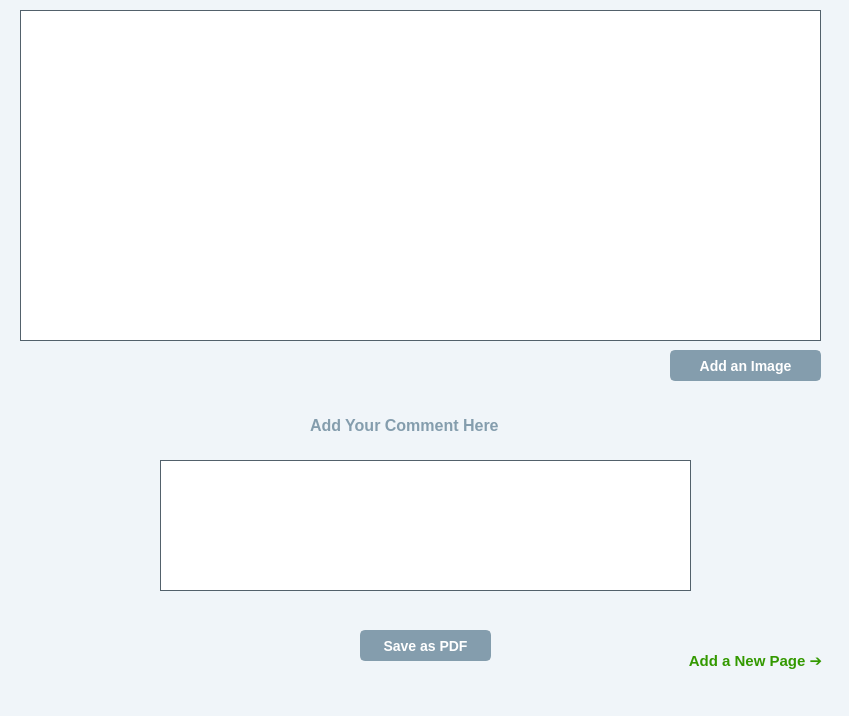
Above: DocumentWindow.ui from lameesmohee/Vital-Signal-Viewer before the change. Below: the same form after it.
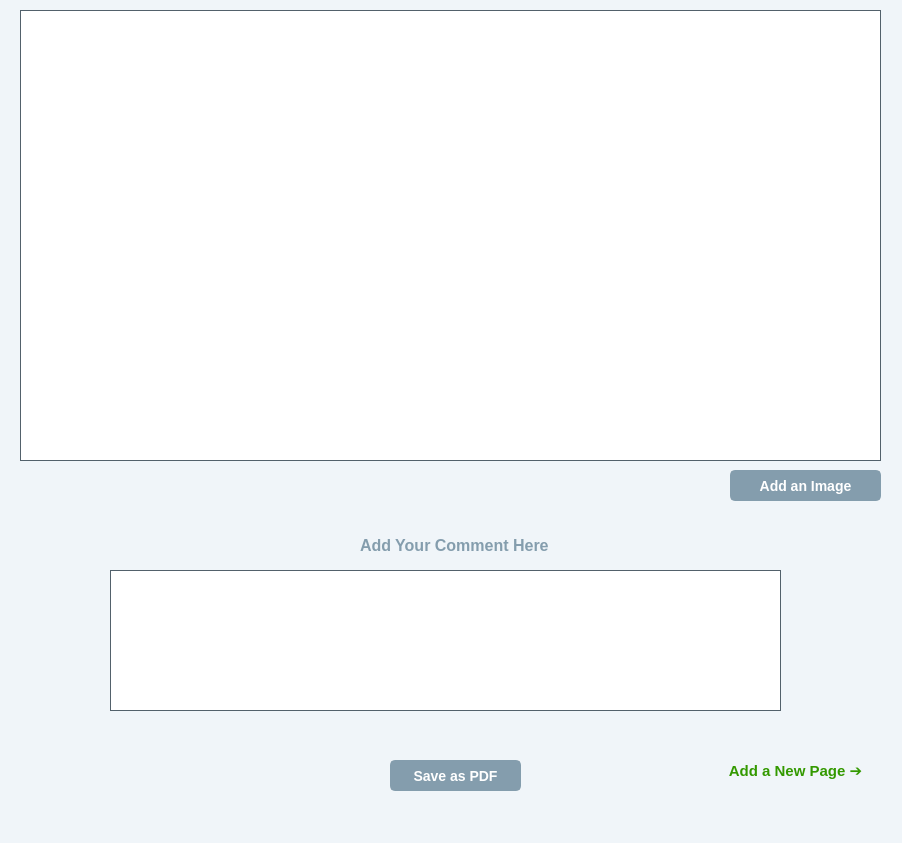
That is the form after the change.

Commit message: added pdf pages and zoom out icon and changed the icons of the toolbar

```diff
--- a/DocumentWindow.ui
+++ b/DocumentWindow.ui
@@ -6,8 +6,8 @@
    <rect>
     <x>0</x>
     <y>0</y>
-    <width>849</width>
-    <height>716</height>
+    <width>902</width>
+    <height>843</height>
    </rect>
   </property>
   <property name="windowTitle">
@@ -22,8 +22,8 @@
      <rect>
       <x>20</x>
       <y>10</y>
-      <width>801</width>
-      <height>331</height>
+      <width>861</width>
+      <height>451</height>
      </rect>
     </property>
     <property name="styleSheet">
@@ -37,10 +37,10 @@
    <widget class="QLineEdit" name="comment_section">
     <property name="geometry">
      <rect>
-      <x>160</x>
-      <y>460</y>
-      <width>531</width>
-      <height>131</height>
+      <x>110</x>
+      <y>570</y>
+      <width>671</width>
+      <height>141</height>
      </rect>
     </property>
     <property name="font">
@@ -59,8 +59,8 @@
    <widget class="QPushButton" name="save_button">
     <property name="geometry">
      <rect>
-      <x>360</x>
-      <y>630</y>
+      <x>390</x>
+      <y>760</y>
       <width>131</width>
       <height>31</height>
      </rect>
@@ -98,8 +98,8 @@
    <widget class="QPushButton" name="add_image_button">
     <property name="geometry">
      <rect>
-      <x>670</x>
-      <y>350</y>
+      <x>730</x>
+      <y>470</y>
       <width>151</width>
       <height>31</height>
      </rect>
@@ -136,8 +136,8 @@
    <widget class="QPushButton" name="pushButton">
     <property name="geometry">
      <rect>
-      <x>670</x>
-      <y>640</y>
+      <x>710</x>
+      <y>750</y>
       <width>171</width>
       <height>41</height>
      </rect>
@@ -161,8 +161,8 @@
    <widget class="QLabel" name="label">
     <property name="geometry">
      <rect>
-      <x>310</x>
-      <y>410</y>
+      <x>360</x>
+      <y>530</y>
       <width>201</width>
       <height>31</height>
      </rect>
```
Left out of the diff: 13 changed lines with no effect on the pictures. The commit also changes 1 other file.
